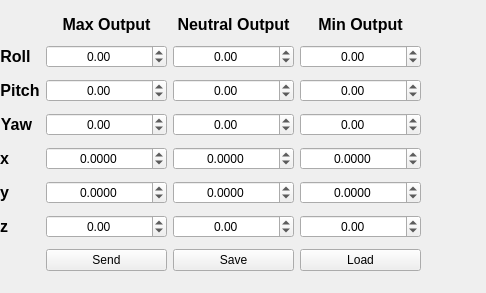
Qt form gcs/ui/parametercontrol.ui (lijian8/ahns10) before a commit.
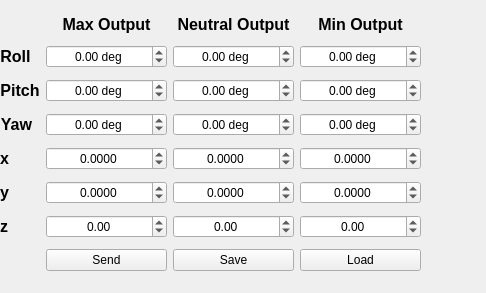
The same form after that commit.

Commit message: parameters now in deg for the loops

```diff
--- a/gcs/ui/parametercontrol.ui
+++ b/gcs/ui/parametercontrol.ui
@@ -250,6 +250,12 @@
       <property name="alignment">
        <set>Qt::AlignCenter</set>
       </property>
+      <property name="prefix">
+       <string/>
+      </property>
+      <property name="suffix">
+       <string> deg</string>
+      </property>
       <property name="decimals">
        <number>2</number>
       </property>
@@ -269,6 +275,12 @@
       <property name="alignment">
        <set>Qt::AlignCenter</set>
       </property>
+      <property name="prefix">
+       <string/>
+      </property>
+      <property name="suffix">
+       <string> deg</string>
+      </property>
       <property name="decimals">
        <number>2</number>
       </property>
@@ -288,6 +300,12 @@
       <property name="alignment">
        <set>Qt::AlignCenter</set>
       </property>
+      <property name="prefix">
+       <string/>
+      </property>
+      <property name="suffix">
+       <string> deg</string>
+      </property>
       <property name="decimals">
        <number>2</number>
       </property>
@@ -307,6 +325,12 @@
       <property name="alignment">
        <set>Qt::AlignCenter</set>
       </property>
+      <property name="prefix">
+       <string/>
+      </property>
+      <property name="suffix">
+       <string> deg</string>
+      </property>
       <property name="decimals">
        <number>2</number>
       </property>
@@ -326,6 +350,12 @@
       <property name="alignment">
        <set>Qt::AlignCenter</set>
       </property>
+      <property name="prefix">
+       <string/>
+      </property>
+      <property name="suffix">
+       <string> deg</string>
+      </property>
       <property name="decimals">
        <number>2</number>
       </property>
@@ -345,6 +375,12 @@
       <property name="alignment">
        <set>Qt::AlignCenter</set>
       </property>
+      <property name="prefix">
+       <string/>
+      </property>
+      <property name="suffix">
+       <string> deg</string>
+      </property>
       <property name="decimals">
        <number>2</number>
       </property>
@@ -364,6 +400,12 @@
       <property name="alignment">
        <set>Qt::AlignCenter</set>
       </property>
+      <property name="prefix">
+       <string/>
+      </property>
+      <property name="suffix">
+       <string> deg</string>
+      </property>
       <property name="decimals">
        <number>2</number>
       </property>
@@ -383,6 +425,12 @@
       <property name="alignment">
        <set>Qt::AlignCenter</set>
       </property>
+      <property name="prefix">
+       <string/>
+      </property>
+      <property name="suffix">
+       <string> deg</string>
+      </property>
       <property name="decimals">
        <number>2</number>
       </property>
@@ -578,6 +626,12 @@
       <property name="alignment">
        <set>Qt::AlignCenter</set>
       </property>
+      <property name="prefix">
+       <string/>
+      </property>
+      <property name="suffix">
+       <string> deg</string>
+      </property>
       <property name="decimals">
        <number>2</number>
       </property>
```
The commit also changes 1 other file.
